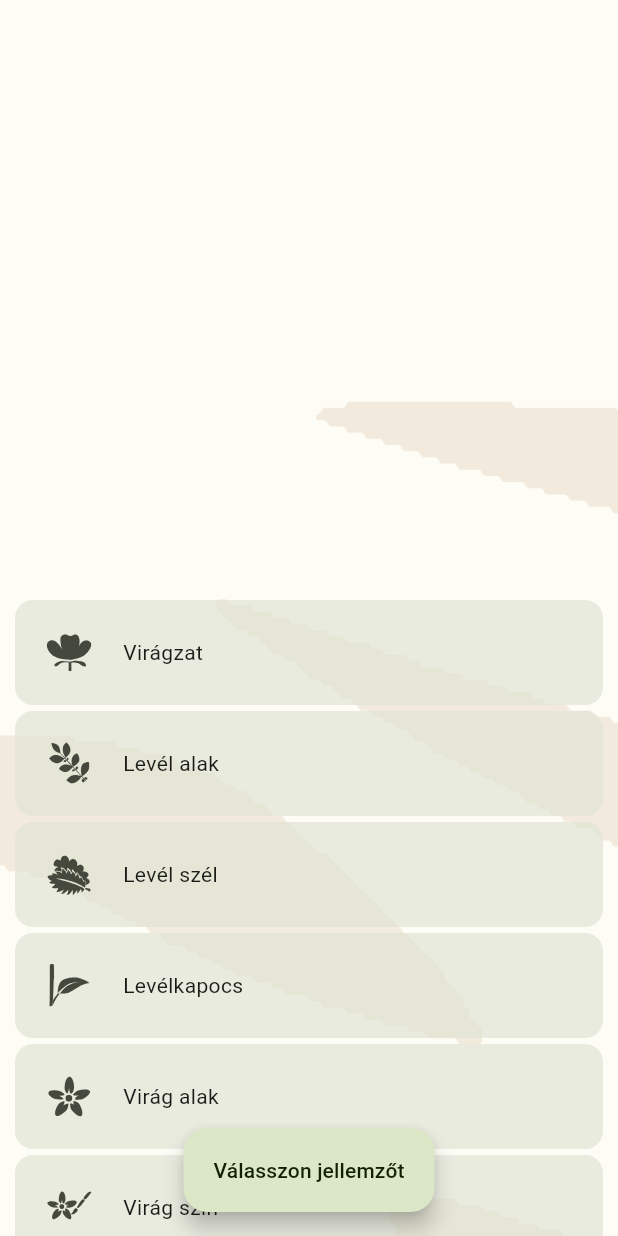
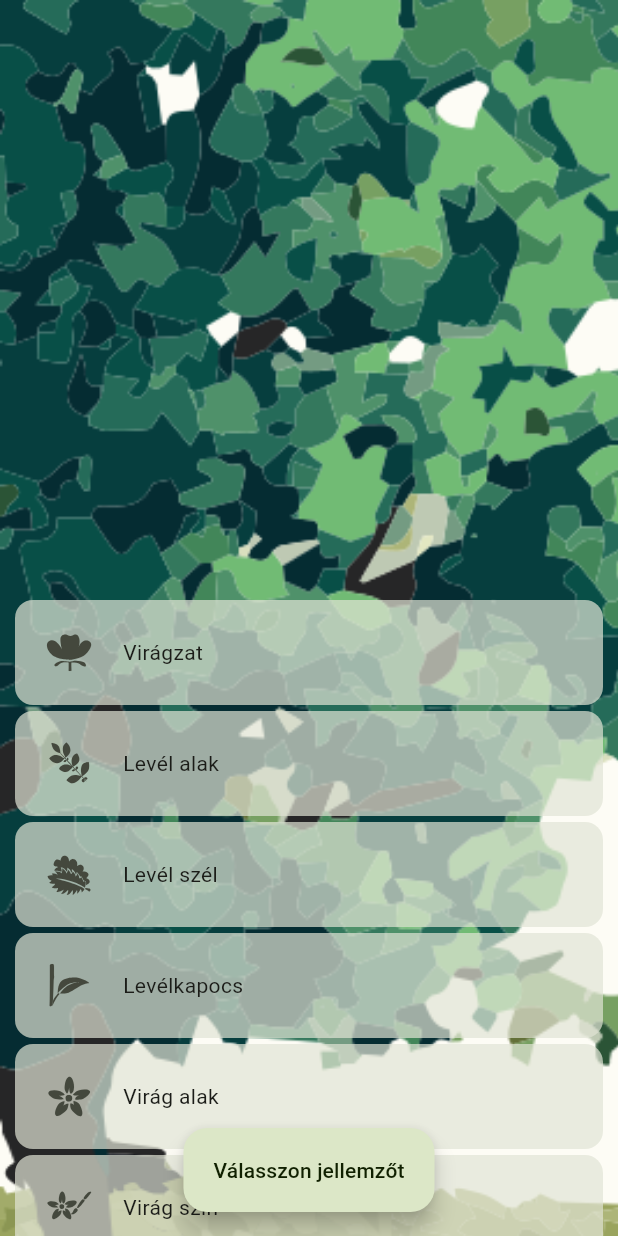
Before and after one commit to cszsm/fyto, a Flutter app: the screen it shows after launch, after a tap on "Később töltöm le", on a phone screen of 412 x 824 dp. Run offline on Flutter 3.47's test engine with Material 2 defaults, Android fonts, the phone set to English and light mode, and no system bars; our stand-ins replace firebase_core, firebase_storage, flutter_svg; missing offline and left inert: firebase_core_web, firebase_storage_web, flutter_archive; accounts and stored records are empty; project files that could hold a hidden picture were left out.

Commit message:
Add background with parallax effect

```diff
--- a/lib/widgets/identifier/identifier_screen.dart
+++ b/lib/widgets/identifier/identifier_screen.dart
@@ -3,6 +3,7 @@ import 'package:fyto/data/plants.dart';
 import 'package:fyto/models/plant.dart';
 import 'package:fyto/utils/utils.dart';
 import 'package:fyto/widgets/identifier/attribute_category_selector/attribute_category_selector.dart';
+import 'package:fyto/widgets/identifier/parallax_image.dart';
 import 'package:fyto/widgets/identifier/plant_details/plant_details.dart';
 import 'package:fyto/widgets/identifier/result_selector/result_selector.dart';
 
@@ -18,6 +19,8 @@ class _IdentifierScreenState extends State<IdentifierScreen> {
   String text = 'Válasszon jellemzőt';
   bool isPlantFound = false;
   bool fabEnabled = false;
+
+  double pos = 0;
 
   void _filterPlants(Map<String, String> selection) {
     final criteria = PlantAttributes(selection);
@@ -47,23 +50,57 @@ class _IdentifierScreenState extends State<IdentifierScreen> {
   @override
   Widget build(BuildContext context) {
     final ColorScheme colorScheme = Theme.of(context).colorScheme;
-    final availableHeigth = MediaQuery.of(context).size.height;
+    final avaliableHeight = MediaQuery.of(context).size.height;
 
     return Scaffold(
       backgroundColor: colorScheme.background,
-      body: Stack(
+      body: NotificationListener(
+        onNotification: (notification) {
+          if (notification is ScrollUpdateNotification) {
+            setState(() {
+              pos -= (notification.scrollDelta ?? 0);
+            });
+          }
+          return true;
+        },
+        child: Stack(
           children: [
-          Image.asset(
-            'assets/images/background.png',
-            height: availableHeigth,
-            fit: BoxFit.cover,
-            color: colorScheme.tertiary.withOpacity(0.1),
+            LayoutBuilder(
+              builder: (BuildContext context, BoxConstraints constraints) {
+                final double listHeight = constraints.maxHeight;
+                return Stack(
+                  children: [
+                    ParallaxImage(
+                      imagePath: 'assets/images/backgrounds/background1.png',
+                      scrollDelta: pos,
+                      parentHeight: listHeight,
+                      avaliableHeight: avaliableHeight,
+                      parallaxNumber: 4,
+                    ),
+                    ParallaxImage(
+                      imagePath: 'assets/images/backgrounds/background2.png',
+                      scrollDelta: pos,
+                      parentHeight: listHeight,
+                      avaliableHeight: avaliableHeight,
+                      parallaxNumber: 3,
+                    ),
+                    ParallaxImage(
+                      imagePath: 'assets/images/backgrounds/background3.png',
+                      scrollDelta: pos,
+                      parentHeight: listHeight,
+                      avaliableHeight: avaliableHeight,
+                      parallaxNumber: 2,
+                    ),
+                  ],
+                );
+              },
             ),
             Padding(
               padding: const EdgeInsets.symmetric(horizontal: 0),
               child: AttributeCategorySelector(_filterPlants),
             ),
           ],
+        ),
       ),
       floatingActionButton: FloatingActionButton.extended(
         onPressed: fabEnabled
--- /dev/null
+++ b/lib/widgets/identifier/parallax_image.dart
@@ -0,0 +1,33 @@
+import 'package:flutter/material.dart';
+
+class ParallaxImage extends StatelessWidget {
+  final String imagePath;
+  final double scrollDelta;
+  final double parentHeight;
+  final double avaliableHeight;
+  final double parallaxNumber;
+
+  const ParallaxImage({
+    super.key,
+    required this.imagePath,
+    required this.scrollDelta,
+    required this.parentHeight,
+    required this.avaliableHeight,
+    required this.parallaxNumber,
+  });
+
+  @override
+  Widget build(BuildContext context) {
+    final ColorScheme colorScheme = Theme.of(context).colorScheme;
+
+    return Positioned(
+      top: scrollDelta / parentHeight * avaliableHeight / parallaxNumber,
+      child: Image.asset(
+        imagePath,
+        height: avaliableHeight + avaliableHeight / parallaxNumber,
+        fit: BoxFit.cover,
+        // color: colorScheme.primary.withOpacity(0.5),
+      ),
+    );
+  }
+}
--- a/pubspec.yaml
+++ b/pubspec.yaml
@@ -68,6 +68,7 @@ flutter:
   # To add assets to your application, add an assets section, like this:
   assets:
     - assets/images/
+    - assets/images/backgrounds/
     - assets/images/pictograms/kategoria/
     - assets/images/pictograms/viragzat/
     - assets/images/pictograms/level_alak/
```
Also changed, not shown: assets/images/backgrounds/background1.png (added), assets/images/backgrounds/background2.png (added), assets/images/backgrounds/background3.png (added). Lines whose indentation alone changed are shown as unchanged.
